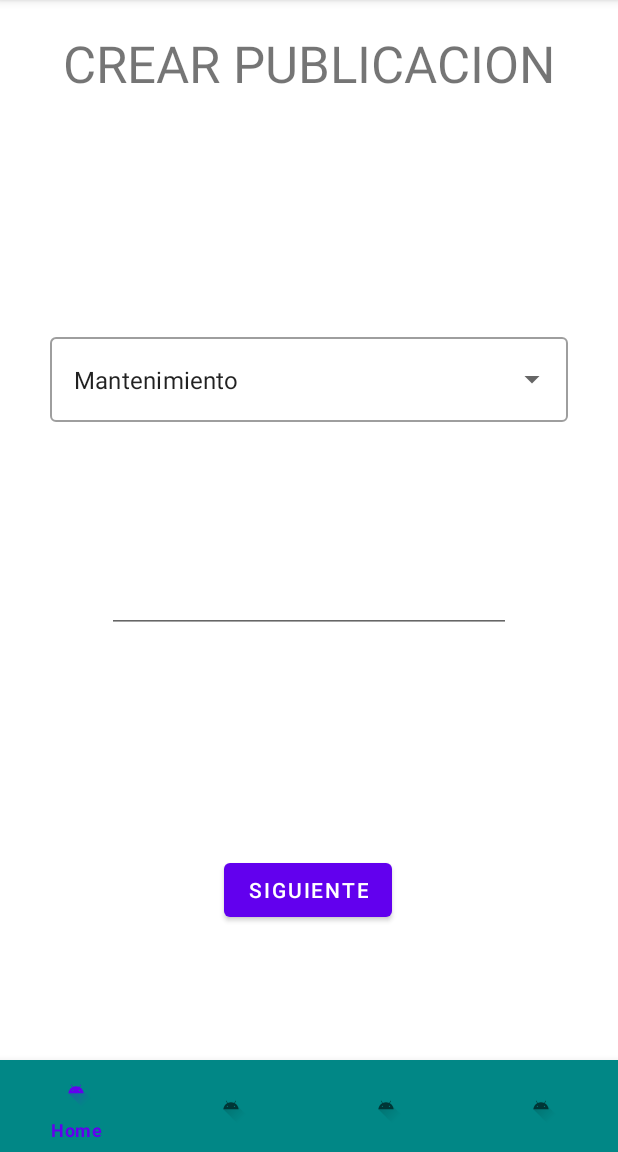
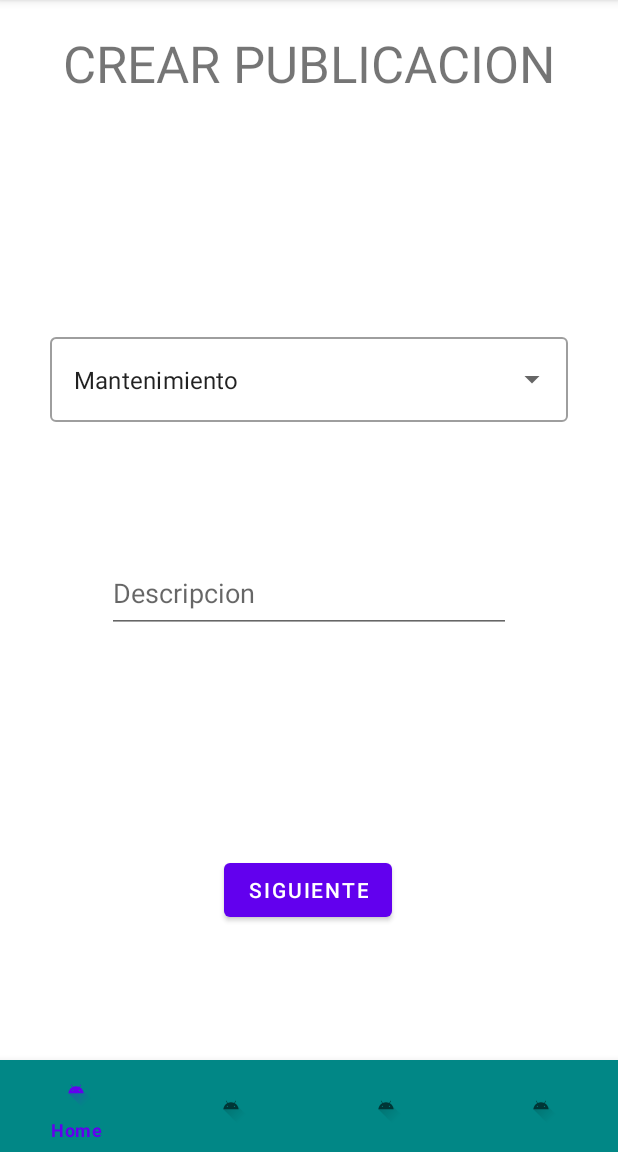
Before and after one commit to TinchoPombo/Servitodo, an Android app: the CrearPublicacionFragment screen opened through its navigation route, on a phone screen of 412 x 824 dp, the part 84-1236 px from its top. Run offline under Robolectric (Android 15) with nearby library versions, the phone set to English and light mode, and no system bars; our stand-ins replace Firebase (no records; nobody signed in at launch, a user with empty details on screens opened directly), navigation-ui.

Commit message:
Crear publicacion hint descripcion

```diff
--- a/Servitodo/app/src/main/res/layout/fragment_crear_publicacion.xml
+++ b/Servitodo/app/src/main/res/layout/fragment_crear_publicacion.xml
@@ -25,6 +25,7 @@
         android:layout_marginTop="91dp"
         android:ems="10"
         android:gravity="start|top"
+        android:hint="Descripcion"
         android:inputType="textMultiLine"
         app:layout_constraintEnd_toEndOf="parent"
         app:layout_constraintStart_toStartOf="parent"
```
